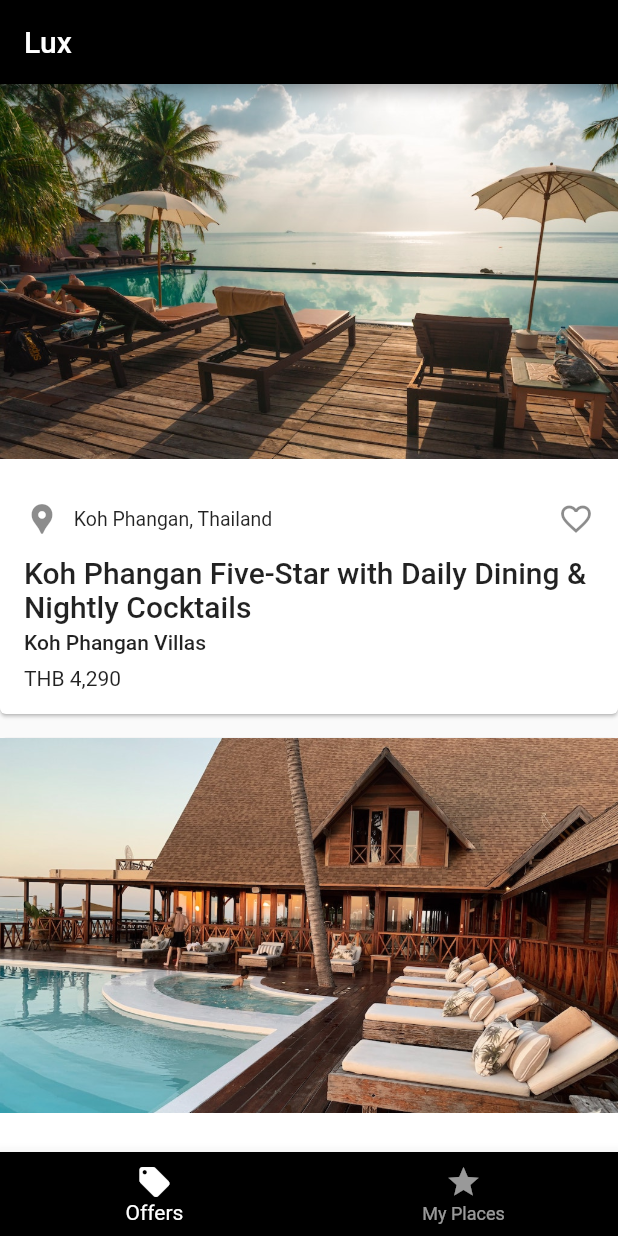
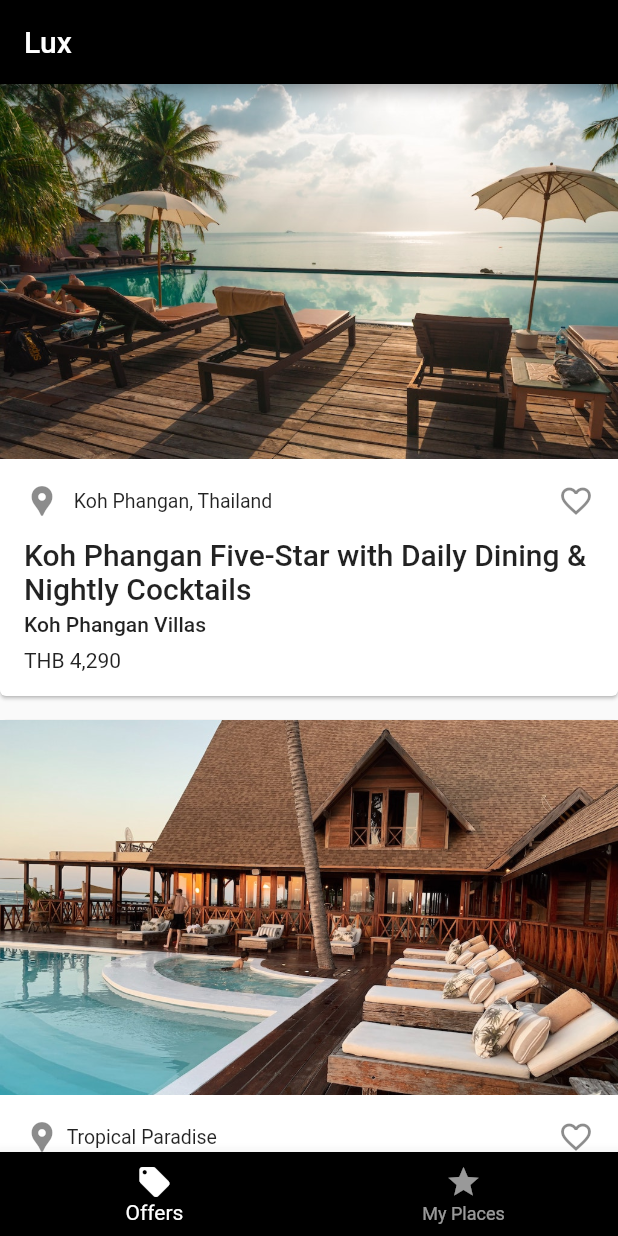
Before and after one commit to dewparin/lux_travel_poc, a Flutter app: the screen it shows after launch, on a phone screen of 412 x 824 dp. Run offline on Flutter 3.47's test engine with Material 2 defaults, Android fonts, the phone set to English and light mode, and no system bars.

Commit message:
Adjust padding in item detail.

```diff
--- a/lib/presentation/components/offer_item.dart
+++ b/lib/presentation/components/offer_item.dart
@@ -21,7 +21,12 @@ class OfferItem extends StatelessWidget {
                 fit: BoxFit.cover,
               )),
           Container(
-            padding: EdgeInsets.all(defaultPadding),
+            padding: EdgeInsets.fromLTRB(
+              defaultPadding,
+              smallPadding,
+              defaultPadding,
+              defaultPadding,
+            ),
             child: _buildItemDetail(context, offer),
           ),
         ],
```
